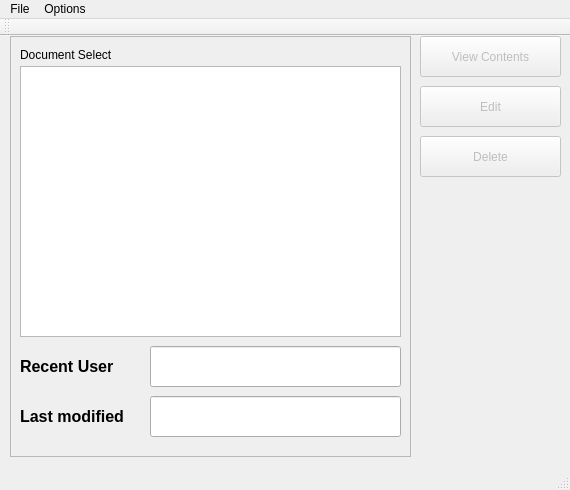
Qt form native-client/mainwindow.ui (RafalDziegiel13k4/tech-int-project) before a commit.
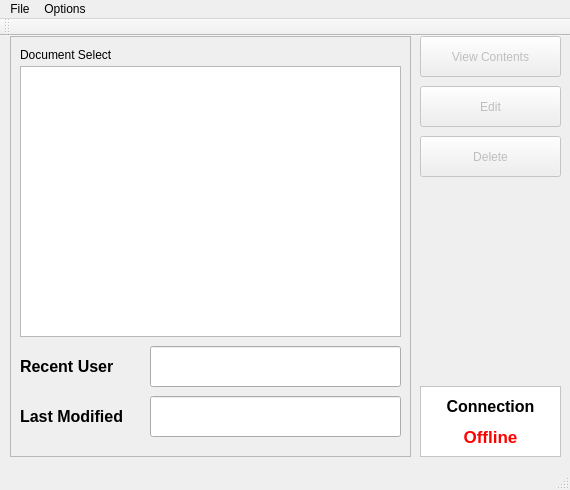
The same form after that commit.

Commit message: Show connection status in frame

```diff
--- a/native-client/mainwindow.ui
+++ b/native-client/mainwindow.ui
@@ -32,7 +32,7 @@
    <string>Online Text Editor - Client</string>
   </property>
   <widget class="QWidget" name="centralWidget">
-   <widget class="QFrame" name="frame">
+   <widget class="QFrame" name="frameSelection">
     <property name="geometry">
      <rect>
       <x>10</x>
@@ -113,7 +113,7 @@
       </font>
      </property>
      <property name="text">
-      <string>Last modified</string>
+      <string>Last Modified</string>
      </property>
     </widget>
     <widget class="QLineEdit" name="lineEditAuthor">
@@ -212,6 +212,77 @@
      <string>Delete</string>
     </property>
    </widget>
+   <widget class="QFrame" name="frame">
+    <property name="geometry">
+     <rect>
+      <x>420</x>
+      <y>350</y>
+      <width>141</width>
+      <height>71</height>
+     </rect>
+    </property>
+    <property name="styleSheet">
+     <string notr="true">background-color: white;</string>
+    </property>
+    <property name="frameShape">
+     <enum>QFrame::StyledPanel</enum>
+    </property>
+    <property name="frameShadow">
+     <enum>QFrame::Raised</enum>
+    </property>
+    <widget class="QLabel" name="labelConnection">
+     <property name="geometry">
+      <rect>
+       <x>10</x>
+       <y>10</y>
+       <width>121</width>
+       <height>21</height>
+      </rect>
+     </property>
+     <property name="font">
+      <font>
+       <family>Cantarell</family>
+       <pointsize>12</pointsize>
+       <weight>75</weight>
+       <bold>true</bold>
+      </font>
+     </property>
+     <property name="text">
+      <string>Connection</string>
+     </property>
+     <property name="alignment">
+      <set>Qt::AlignCenter</set>
+     </property>
+    </widget>
+    <widget class="QLabel" name="labelStatus">
+     <property name="geometry">
+      <rect>
+       <x>10</x>
+       <y>30</y>
+       <width>121</width>
+       <height>31</height>
+      </rect>
+     </property>
+     <property name="font">
+      <font>
+       <family>Cantarell</family>
+       <pointsize>13</pointsize>
+       <weight>75</weight>
+       <italic>false</italic>
+       <bold>true</bold>
+      </font>
+     </property>
+     <property name="styleSheet">
+      <string notr="true">color: red;</string>
+     </property>
+     <property name="text">
+      <string>Offline</string>
+     </property>
+     <property name="alignment">
+      <set>Qt::AlignBottom|Qt::AlignHCenter</set>
+     </property>
+    </widget>
+   </widget>
   </widget>
   <widget class="QMenuBar" name="menuBar">
    <property name="geometry">
```
The commit also changes 1 other file.
